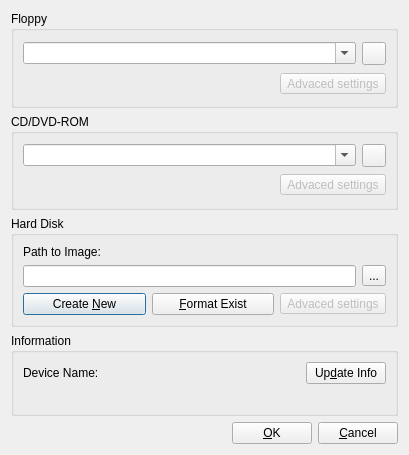
Above: Properties_Window.ui from qunying/aqemu-old before the change. Below: the same form after it.
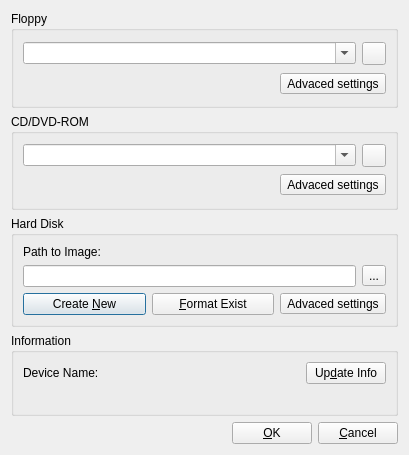
That is the form after the change. Icons and pictures are not drawn.

```diff
--- a/Properties_Window.ui
+++ b/Properties_Window.ui
@@ -77,9 +77,6 @@
       </item>
       <item row="1" column="1">
        <widget class="QToolButton" name="TB_FD_Advanced_Settings">
-        <property name="enabled">
-         <bool>false</bool>
-        </property>
         <property name="text">
          <string>Advaced settings</string>
         </property>
@@ -150,9 +147,6 @@
       </item>
       <item row="1" column="1">
        <widget class="QToolButton" name="TB_CDROM_Advanced_Settings">
-        <property name="enabled">
-         <bool>false</bool>
-        </property>
         <property name="text">
          <string>Advaced settings</string>
         </property>
@@ -232,9 +226,6 @@
       </item>
       <item row="2" column="2">
        <widget class="QToolButton" name="TB_HDD_Advanced_Settings">
-        <property name="enabled">
-         <bool>false</bool>
-        </property>
         <property name="text">
          <string>Advaced settings</string>
         </property>
```
